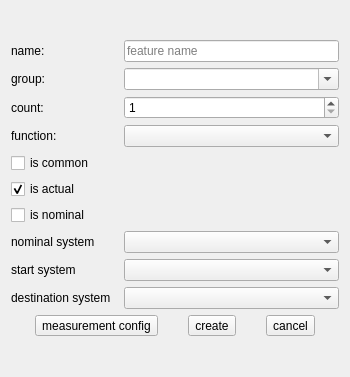
Before: the Qt Designer form ui/createfeature.ui in OpenIndy/OpenIndy, drawn with Qt 5.
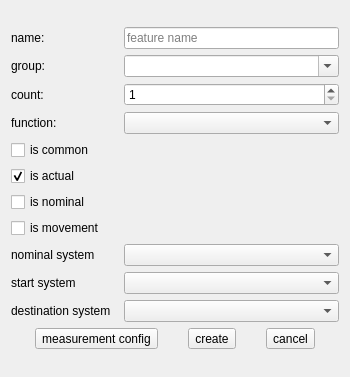
After: the same form once the commit is applied.

What changed in the file:
```diff
--- a/ui/createfeature.ui
+++ b/ui/createfeature.ui
@@ -127,6 +127,13 @@
        </property>
       </widget>
      </item>
+     <item>
+      <widget class="QCheckBox" name="checkBox_movement">
+       <property name="text">
+        <string>is movement</string>
+       </property>
+      </widget>
+     </item>
      <item>
       <layout class="QHBoxLayout" name="horizontalLayout_4" stretch="1,2">
        <item>
```
